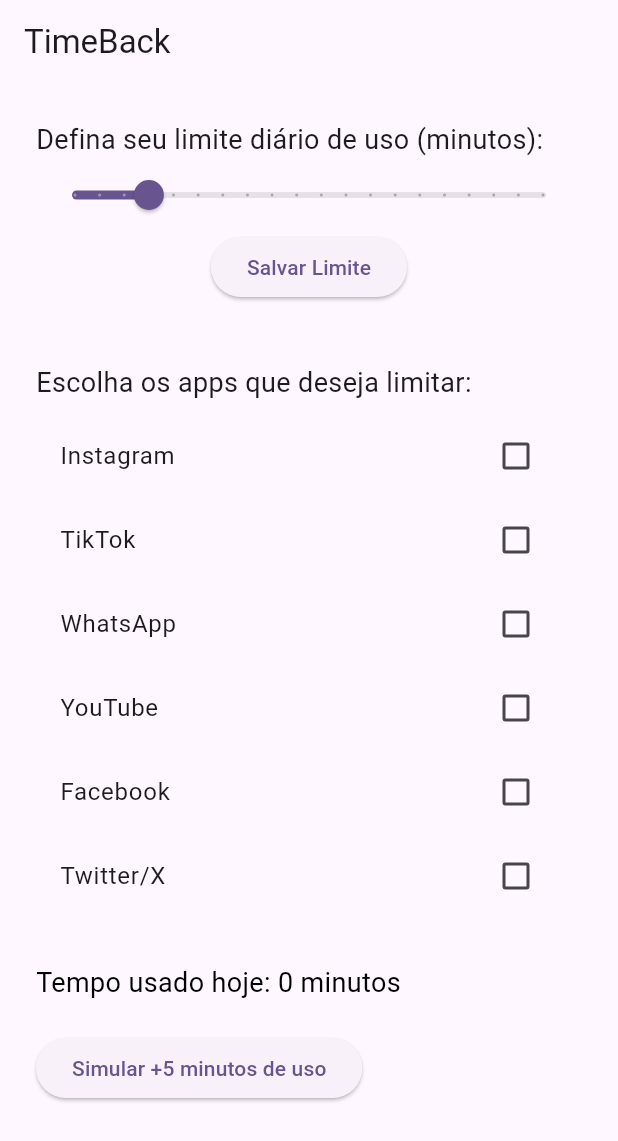
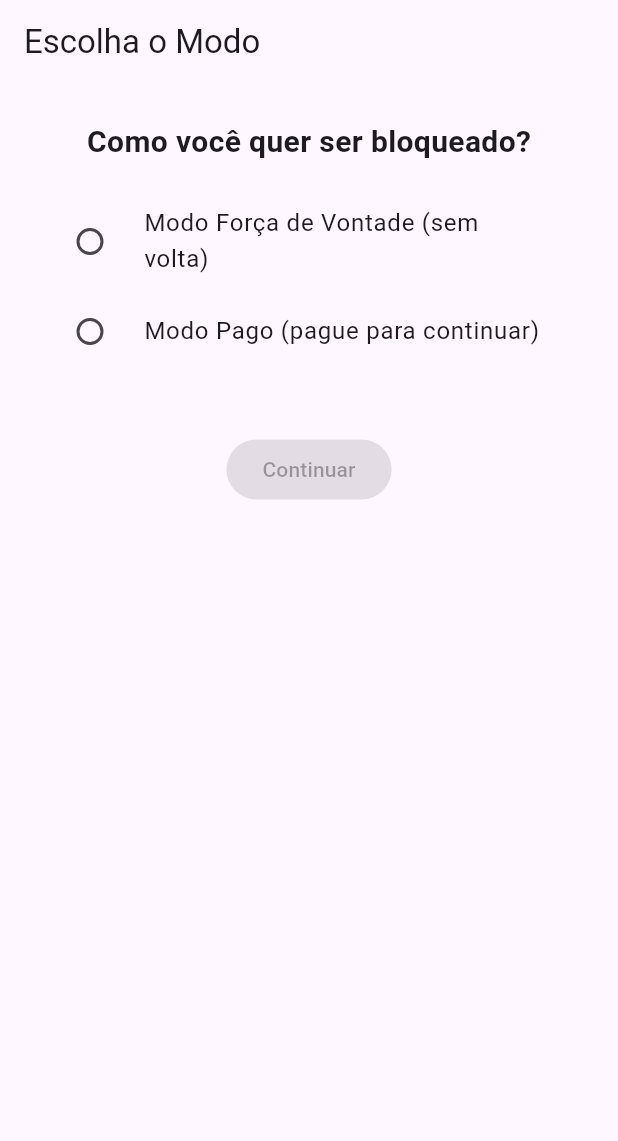
Before and after one commit to renatoprovi/timebackapp, a Flutter app: the screen it shows after launch, on a phone screen of 412 x 824 dp. Shown: the top 1141 px of the screen. Run offline on Flutter 3.47's test engine with Material 3 defaults, Android fonts, the phone set to English and light mode, and no system bars; our stand-ins replace shared_preferences.

Commit message:
ajustando tela inicial e ajustando arquivos para escalar

```diff
--- a/lib/main.dart
+++ b/lib/main.dart
@@ -1,12 +1,27 @@
+// lib/main.dart
 import 'package:flutter/material.dart';
 import 'package:shared_preferences/shared_preferences.dart';
+import 'screens/home_screen.dart';
+import 'screens/modo_escolha_screen.dart';
+import 'models/modo_bloqueio.dart';
 
-void main() {
+void main() async {
+  WidgetsFlutterBinding.ensureInitialized();
   runApp(const TimeBackApp());
 }
 
 class TimeBackApp extends StatelessWidget {
   const TimeBackApp({super.key});
+
+  Future<Widget> _decidirTelaInicial() async {
+    final prefs = await SharedPreferences.getInstance();
+    final modo = prefs.getString('modoBloqueio');
+    if (modo == null) {
+      return const ModoEscolhaScreen();
+    } else {
+      return const HomeScreen();
+    }
+  }
 
   @override
   Widget build(BuildContext context) {
@@ -16,225 +31,17 @@
         colorScheme: ColorScheme.fromSeed(seedColor: Colors.deepPurple),
         useMaterial3: true,
       ),
-      home: const HomeScreen(),
-    );
-  }
-}
-
-class HomeScreen extends StatefulWidget {
-  const HomeScreen({super.key});
-
-  @override
-  State<HomeScreen> createState() => _HomeScreenState();
-}
-
-class _HomeScreenState extends State<HomeScreen> {
-  int dailyLimit = 60;
-  int usedMinutes = 0;
-  bool isLoading = true;
-
-  final List<String> popularApps = [
-    'Instagram',
-    'TikTok',
-    'WhatsApp',
-    'YouTube',
-    'Facebook',
-    'Twitter/X',
-  ];
-
-  Set<String> selectedApps = {};
-
-  @override
-  void initState() {
-    super.initState();
-    _loadData();
-  }
-
-  Future<void> _loadData() async {
-    final prefs = await SharedPreferences.getInstance();
-    setState(() {
-      dailyLimit = prefs.getInt('dailyLimit') ?? 60;
-      usedMinutes = prefs.getInt('usedMinutes') ?? 0;
-      selectedApps = (prefs.getStringList('selectedApps') ?? []).toSet();
-      isLoading = false;
-    });
-  }
-
-  Future<void> _saveDailyLimit() async {
-    final prefs = await SharedPreferences.getInstance();
-    await prefs.setInt('dailyLimit', dailyLimit);
-  }
-
-  Future<void> _saveUsedMinutes() async {
-    final prefs = await SharedPreferences.getInstance();
-    await prefs.setInt('usedMinutes', usedMinutes);
-  }
-
-  Future<void> _saveSelectedApps() async {
-    final prefs = await SharedPreferences.getInstance();
-    await prefs.setStringList('selectedApps', selectedApps.toList());
-  }
-
-  void _incrementUsedMinutes() {
-    setState(() {
-      usedMinutes += 5;
-    });
-    _saveUsedMinutes();
-  }
-
-  @override
-  Widget build(BuildContext context) {
-    if (isLoading) {
-      return const Scaffold(
-        body: Center(child: CircularProgressIndicator()),
-      );
-    }
-
-    bool exceeded = usedMinutes >= dailyLimit;
-
-    if (exceeded) {
-      WidgetsBinding.instance.addPostFrameCallback((_) {
-        Navigator.of(context).pushReplacement(
-          MaterialPageRoute(
-            builder: (_) => PenaltyScreen(
-              onPaid: () async {
-                final prefs = await SharedPreferences.getInstance();
-                int extraTime = 30;
-                int currentLimit = prefs.getInt('dailyLimit') ?? 60;
-                int newLimit = currentLimit + extraTime;
-                await prefs.setInt('dailyLimit', newLimit);
-              },
-            ),
-          ),
-        );
-      });
-    }
-
-    return Scaffold(
-      appBar: AppBar(
-        title: const Text('TimeBack'),
-      ),
-      body: SingleChildScrollView(
-        padding: const EdgeInsets.all(24.0),
-        child: Column(
-          crossAxisAlignment: CrossAxisAlignment.start,
-          children: [
-            const Text(
-              'Defina seu limite diário de uso (minutos):',
-              style: TextStyle(fontSize: 18),
-            ),
-            Slider(
-              value: dailyLimit.toDouble(),
-              min: 15,
-              max: 300,
-              divisions: 19,
-              label: '$dailyLimit min',
-              onChanged: (value) {
-                setState(() {
-                  dailyLimit = value.toInt();
-                });
-              },
-            ),
-            Center(
-              child: ElevatedButton(
-                onPressed: () async {
-                  await _saveDailyLimit();
-                  ScaffoldMessenger.of(context).showSnackBar(
-                    SnackBar(
-                      content:
-                          Text('Limite diário salvo: $dailyLimit minutos'),
-                    ),
-                  );
-                },
-                child: const Text('Salvar Limite'),
-              ),
-            ),
-            const SizedBox(height: 40),
-            const Text(
-              'Escolha os apps que deseja limitar:',
-              style: TextStyle(fontSize: 18),
-            ),
-            const SizedBox(height: 8),
-            ...popularApps.map((app) {
-              return CheckboxListTile(
-                title: Text(app),
-                value: selectedApps.contains(app),
-                onChanged: (bool? value) {
-                  setState(() {
-                    if (value == true) {
-                      selectedApps.add(app);
-                    } else {
-                      selectedApps.remove(app);
-                    }
-                    _saveSelectedApps();
-                  });
-                },
-              );
-            }).toList(),
-            const SizedBox(height: 30),
-            Text(
-              'Tempo usado hoje: $usedMinutes minutos',
-              style: TextStyle(
-                fontSize: 18,
-                color: exceeded ? Colors.red : Colors.black,
-                fontWeight: exceeded ? FontWeight.bold : FontWeight.normal,
-              ),
-            ),
-            const SizedBox(height: 20),
-            ElevatedButton(
-              onPressed: _incrementUsedMinutes,
-              child: const Text('Simular +5 minutos de uso'),
-            ),
-          ],
-        ),
+      home: FutureBuilder<Widget>(
+        future: _decidirTelaInicial(),
+        builder: (context, snapshot) {
+          if (!snapshot.hasData) {
+            return const Scaffold(
+              body: Center(child: CircularProgressIndicator()),
+            );
+          }
+          return snapshot.data!;
+        },
       ),
     );
   }
 }
-
-class PenaltyScreen extends StatelessWidget {
-  final Future<void> Function() onPaid;
-  const PenaltyScreen({super.key, required this.onPaid});
-
-  @override
-  Widget build(BuildContext context) {
-    const penaltyAmount = 5.00;
-
-    return Scaffold(
-      appBar: AppBar(title: const Text('Penalidade')),
-      body: Padding(
-        padding: const EdgeInsets.all(24.0),
-        child: Column(
-          mainAxisAlignment: MainAxisAlignment.center,
-          children: [
-            Text(
-              'Você ultrapassou seu limite diário!\n\n'
-              'Para continuar, contribua voluntariamente com\n'
-              'R\$${penaltyAmount.toStringAsFixed(2)}\n\n'
-              'Ao pagar, você receberá +30 minutos extras de uso.',
-              textAlign: TextAlign.center,
-              style: const TextStyle(fontSize: 20),
-            ),
-            const SizedBox(height: 40),
-            ElevatedButton(
-              onPressed: () async {
-                await onPaid();
-
-                ScaffoldMessenger.of(context).showSnackBar(
-                  const SnackBar(
-                    content: Text('Penalidade paga. +30 minutos adicionados!'),
-                  ),
-                );
-
-                Navigator.of(context).pushReplacement(
-                  MaterialPageRoute(builder: (_) => const HomeScreen()),
-                );
-              },
-              child: const Text('Pagar Penalidade e Continuar'),
-            ),
-          ],
-        ),
-      ),
-    );
-  }
-}
--- /dev/null
+++ b/lib/models/modo_bloqueio.dart
@@ -0,0 +1,4 @@
+enum ModoBloqueio {
+  forcaDeVontade,
+  pago,
+}
--- /dev/null
+++ b/lib/screens/modo_escolha_screen.dart
@@ -0,0 +1,87 @@
+import 'package:flutter/material.dart';
+import 'package:shared_preferences/shared_preferences.dart';
+import '../models/modo_bloqueio.dart';
+import 'home_screen.dart';
+
+class ModoEscolhaScreen extends StatefulWidget {
+  const ModoEscolhaScreen({super.key});
+
+  @override
+  State<ModoEscolhaScreen> createState() => _ModoEscolhaScreenState();
+}
+
+class _ModoEscolhaScreenState extends State<ModoEscolhaScreen> {
+  ModoBloqueio? _modoSelecionado;
+  double _valorPenalidade = 5.0;
+
+  Future<void> _salvarModo() async {
+    final prefs = await SharedPreferences.getInstance();
+    await prefs.setString('modoBloqueio', _modoSelecionado.toString());
+    if (_modoSelecionado == ModoBloqueio.pago) {
+      await prefs.setDouble('valorPenalidade', _valorPenalidade);
+    }
+    Navigator.of(context).pushReplacement(
+      MaterialPageRoute(builder: (_) => const HomeScreen()),
+    );
+  }
+
+  @override
+  Widget build(BuildContext context) {
+    return Scaffold(
+      appBar: AppBar(title: const Text('Escolha o Modo')),
+      body: Padding(
+        padding: const EdgeInsets.all(24.0),
+        child: Column(
+          children: [
+            const Text(
+              'Como você quer ser bloqueado?',
+              style: TextStyle(fontSize: 20, fontWeight: FontWeight.bold),
+            ),
+            const SizedBox(height: 20),
+            RadioListTile<ModoBloqueio>(
+              title: const Text('Modo Força de Vontade (sem volta)'),
+              value: ModoBloqueio.forcaDeVontade,
+              groupValue: _modoSelecionado,
+              onChanged: (value) {
+                setState(() {
+                  _modoSelecionado = value;
+                });
+              },
+            ),
+            RadioListTile<ModoBloqueio>(
+              title: const Text('Modo Pago (pague para continuar)'),
+              value: ModoBloqueio.pago,
+              groupValue: _modoSelecionado,
+              onChanged: (value) {
+                setState(() {
+                  _modoSelecionado = value;
+                });
+              },
+            ),
+            if (_modoSelecionado == ModoBloqueio.pago) ...[
+              const SizedBox(height: 20),
+              const Text('Defina o valor da penalidade:'),
+              Slider(
+                value: _valorPenalidade,
+                min: 1,
+                max: 50,
+                divisions: 49,
+                label: 'R\$ ${_valorPenalidade.toStringAsFixed(2)}',
+                onChanged: (value) {
+                  setState(() {
+                    _valorPenalidade = value;
+                  });
+                },
+              ),
+            ],
+            const SizedBox(height: 40),
+            ElevatedButton(
+              onPressed: _modoSelecionado != null ? _salvarModo : null,
+              child: const Text('Continuar'),
+            ),
+          ],
+        ),
+      ),
+    );
+  }
+}
```
Also changed, not shown: lib/screens/home_screen.dart (added, +241 -0 lines), lib/screens/penalty_screen.dart (added, +67 -0 lines), pubspec.lock.
